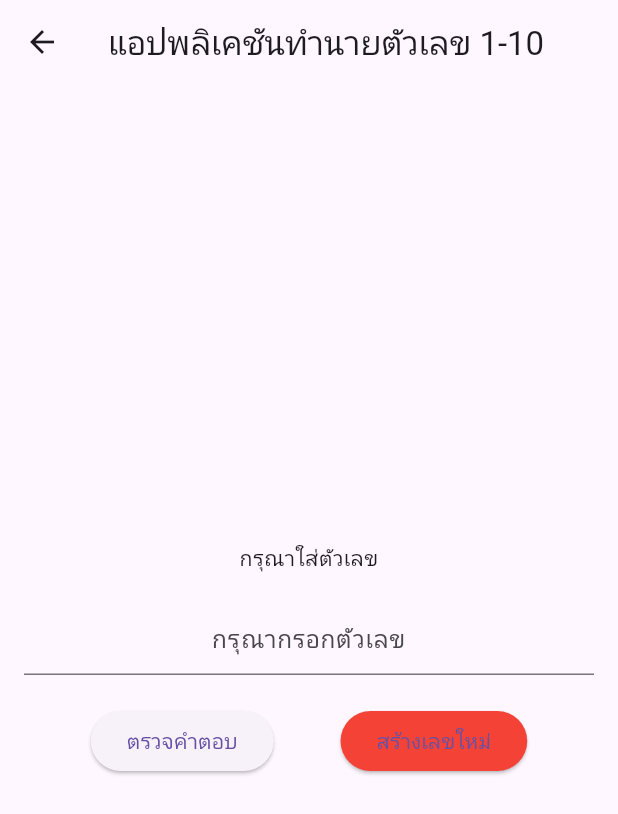
After one commit to kookzaza1588/learning-flutter, a Flutter app: the MyRandom screen opened directly, after a tap on "ตรวจคำตอบ", on a phone screen of 412 x 824 dp. The commit adds this screen. Shown: the top 814 px of the screen. Run offline on Flutter 3.47's test engine with Material 3 defaults, Android fonts, the phone set to English and light mode, and no system bars; network calls fail.

Commit message:
fourth commit

```diff
--- /dev/null
+++ b/lib/homework_2.dart
@@ -0,0 +1,81 @@
+import 'package:flutter/material.dart';
+import 'dart:math';
+
+// ตัวแปร global
+int randomNumber = Random().nextInt(10) + 1;
+
+class MyRandom extends StatelessWidget {
+  final TextEditingController controller = TextEditingController();
+  final ValueNotifier<String> message =
+      ValueNotifier('');
+
+  MyRandom({Key? key}) : super(key: key);
+
+  void check() {
+    final input = int.tryParse(controller.text);
+
+    if (input == null) {
+      message.value = 'กรุณาใส่ตัวเลข';
+    } else if (input == randomNumber) {
+      message.value = 'ถูกต้อง';
+    } else {
+      message.value = 'ผิด! ลองใหม่อีกครั้ง';
+    }
+  }
+
+  void generate() {
+    randomNumber = Random().nextInt(10) + 1;
+    message.value = '';
+    controller.clear();
+  }
+
+  @override
+  Widget build(BuildContext context) {
+    return Scaffold(
+      appBar: AppBar(
+        title: const Text('แอปพลิเคชันทำนายตัวเลข 1-10'),
+      ),
+      body: Padding(
+        padding: const EdgeInsets.all(16.0),
+        child: Column(
+          mainAxisAlignment: MainAxisAlignment.center,
+          children: [
+            ValueListenableBuilder<String>(
+              valueListenable: message,
+              builder: (context, message, child) {
+                return Text(
+                  message,
+                  textAlign: TextAlign.center,
+                );
+              },
+            ),
+            const SizedBox(height: 20),
+            TextField(
+              controller: controller,
+              keyboardType: TextInputType.number,
+              textAlign: TextAlign.center,
+              decoration: const InputDecoration(
+                hintText: 'กรุณากรอกตัวเลข',
+              ),
+            ),
+            const SizedBox(height: 20),
+            Row(
+              mainAxisAlignment: MainAxisAlignment.spaceEvenly,
+              children: [
+                ElevatedButton(
+                  onPressed: check,
+                  child: const Text('ตรวจคำตอบ'),
+                ),
+                ElevatedButton(
+                  onPressed: generate,
+                  style: ElevatedButton.styleFrom(backgroundColor: Colors.red),
+                  child: const Text('สร้างเลขใหม่'),
+                ),
+              ],
+            ),
+          ],
+        ),
+      ),
+    );
+  }
+}
```
Also changed, not shown: lib/homework_1.dart (added, +141 -0 lines), lib/main.dart (+5 -4 lines), images/curry.jpeg (added), pubspec.yaml (line endings or trailing spaces).
